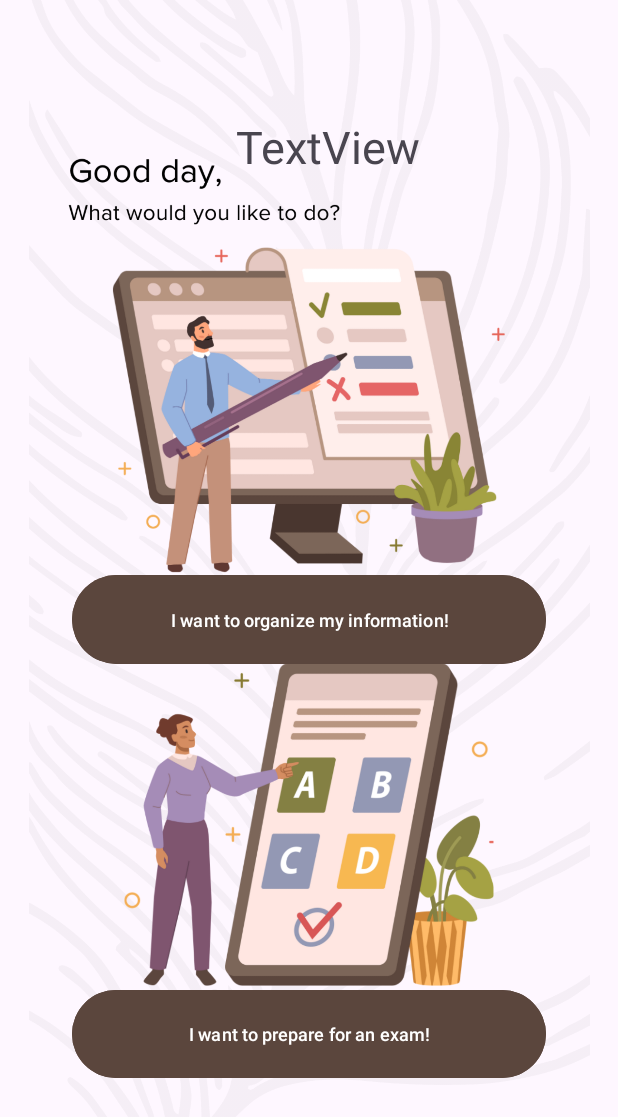
After one commit to giebm/maven, an Android app: the layout dashboard.xml on its own in the app's theme, with its tools: preview values and no code run, on a phone screen of 412 x 824 dp. The commit adds this screen. Shown: the top 1117 px of the screen. Run offline under Robolectric (Android 15) with nearby library versions, the phone set to English and light mode, and no system bars.

Commit message:
dashboard implementation

```diff
--- a/app/src/main/java/com/example/maven/MainActivity.java
+++ b/app/src/main/java/com/example/maven/MainActivity.java
@@ -20,7 +20,7 @@ public class MainActivity extends AppCompatActivity{
             @Override
             public void run() {
                 // Start the main activity after the delay
-                Intent intent = new Intent(MainActivity.this, MainActivity.class);
+                Intent intent = new Intent(MainActivity.this, Login.class);
                 startActivity(intent);
                 finish(); // Prevents the user from going back to the splash screen
             }
--- /dev/null
+++ b/app/src/main/res/layout/dashboard.xml
@@ -0,0 +1,67 @@
+<?xml version="1.0" encoding="utf-8"?>
+<androidx.constraintlayout.widget.ConstraintLayout xmlns:android="http://schemas.android.com/apk/res/android"
+    xmlns:app="http://schemas.android.com/apk/res-auto"
+    xmlns:tools="http://schemas.android.com/tools"
+    android:layout_width="match_parent"
+    android:layout_height="match_parent">
+
+    <ImageView
+        android:id="@+id/imageView6"
+        android:layout_width="438dp"
+        android:layout_height="768dp"
+        app:layout_constraintBaseline_toBaselineOf="parent"
+        app:layout_constraintEnd_toEndOf="parent"
+        app:layout_constraintStart_toStartOf="parent"
+        app:srcCompat="@drawable/background" />
+
+    <ImageView
+        android:id="@+id/imageView7"
+        android:layout_width="wrap_content"
+        android:layout_height="wrap_content"
+        app:layout_constraintStart_toStartOf="parent"
+        app:layout_constraintTop_toTopOf="parent"
+        app:srcCompat="@drawable/dashboard" />
+
+    <TextView
+        android:id="@+id/txtName"
+        android:layout_width="143dp"
+        android:layout_height="0dp"
+        android:layout_marginTop="77dp"
+        android:layout_marginEnd="111dp"
+        android:layout_marginBottom="235dp"
+        android:text="TextView"
+        android:textSize="30sp"
+        app:layout_constraintBottom_toTopOf="@+id/btnOrganizer"
+        app:layout_constraintEnd_toEndOf="parent"
+        app:layout_constraintTop_toTopOf="parent" />
+
+    <Button
+        android:id="@+id/btnOrganizer"
+        android:layout_width="0dp"
+        android:layout_height="0dp"
+        android:layout_marginStart="48dp"
+        android:layout_marginEnd="48dp"
+        android:layout_marginBottom="209dp"
+        android:backgroundTint="#5B463D"
+        android:text="I want to organize my information!"
+        android:textSize="12sp"
+        app:layout_constraintBottom_toTopOf="@+id/btnTester"
+        app:layout_constraintEnd_toEndOf="parent"
+        app:layout_constraintStart_toStartOf="parent"
+        app:layout_constraintTop_toBottomOf="@+id/txtName" />
+
+    <Button
+        android:id="@+id/btnTester"
+        android:layout_width="0dp"
+        android:layout_height="0dp"
+        android:layout_marginStart="48dp"
+        android:layout_marginEnd="48dp"
+        android:layout_marginBottom="101dp"
+        android:backgroundTint="#5B463D"
+        android:text="I want to prepare for an exam!"
+        android:textSize="12sp"
+        app:layout_constraintBottom_toBottomOf="parent"
+        app:layout_constraintEnd_toEndOf="parent"
+        app:layout_constraintStart_toStartOf="parent"
+        app:layout_constraintTop_toBottomOf="@+id/btnOrganizer" />
+</androidx.constraintlayout.widget.ConstraintLayout>
```
Also changed, not shown: app/src/main/java/com/example/maven/Dashboard.java (added, +61 -0 lines), app/src/main/java/com/example/maven/Login.java (added, +44 -0 lines), app/src/main/res/layout/login.xml (added, +42 -0 lines), app/src/main/res/drawable/background.png (added), app/src/main/res/drawable/dashboard.png (added), app/src/main/res/drawable/login.png (added).
